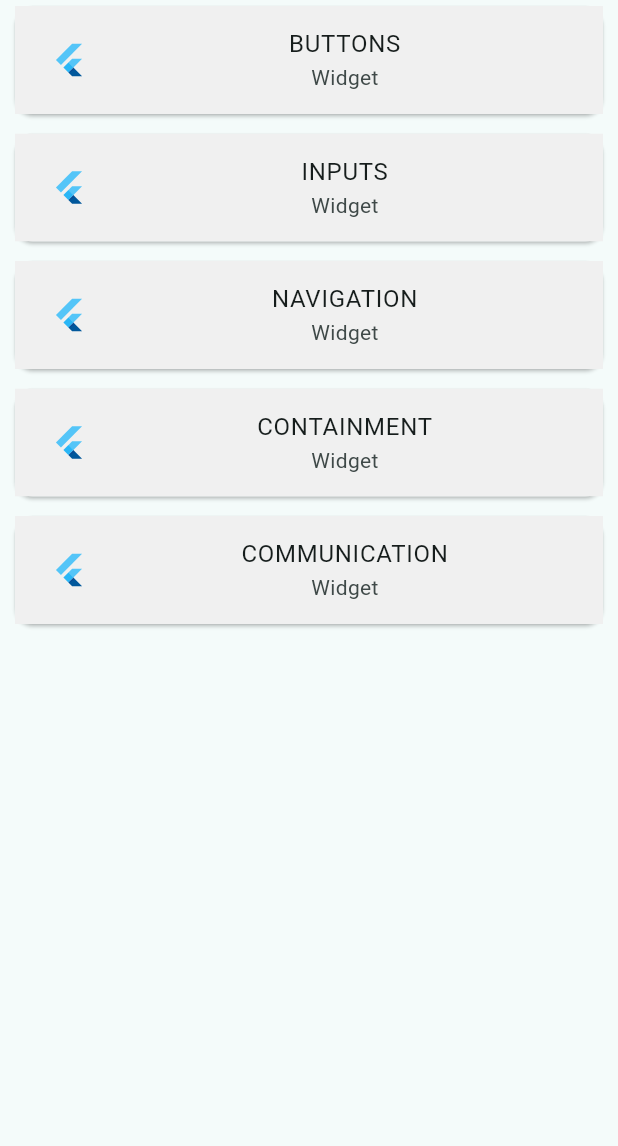
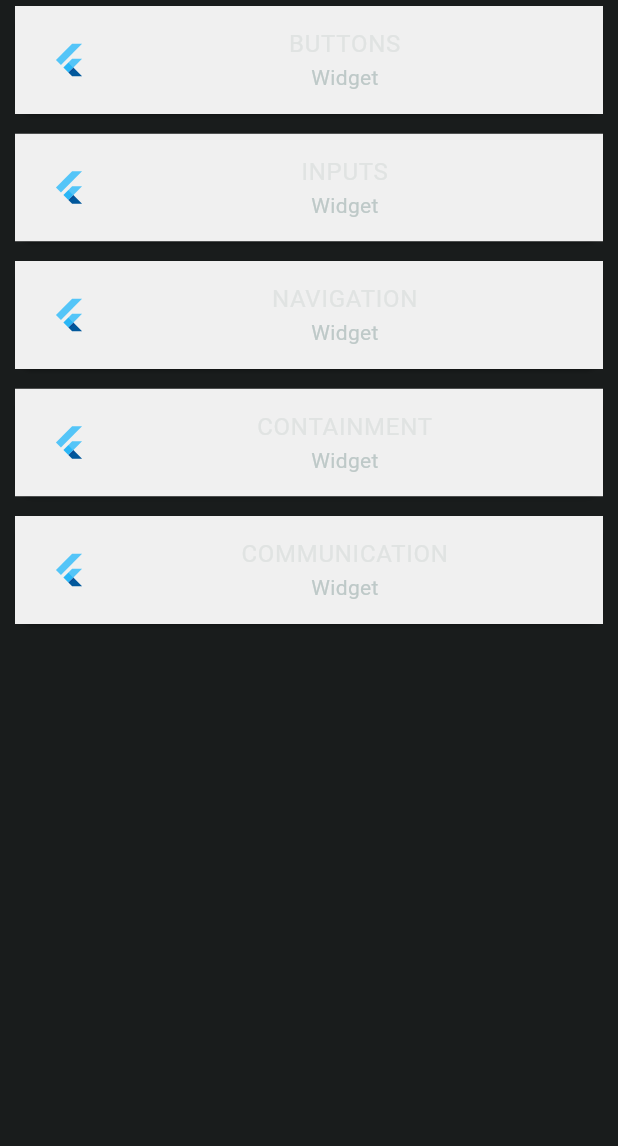
Before and after one commit to anathkalla/widget_catalog_flutter, a Flutter app: the screen it shows after launch, on a phone screen of 412 x 824 dp, the part 90-1236 px from its top. Run offline on Flutter 3.47's test engine with Material 2 defaults, Android fonts, the phone set to English and light mode, and no system bars; our stand-ins replace go_router; Roboto replaces fonts that are missing (Kanit).

Commit message:
Add custom material theme generated from tehme generator

```diff
--- a/lib/main.dart
+++ b/lib/main.dart
@@ -1,11 +1,13 @@
 import 'package:flutter/material.dart';
-import 'package:widget_catalog_flutter/theme/dark_theme.dart';
-import 'package:widget_catalog_flutter/theme/light_theme.dart';
 import 'router/routes/route_config.dart';
+import 'theme/dark_theme.dart';
+import 'theme/light_theme.dart';
 
 void main() {
   runApp(const MyApp());
 }
+
+const bool isUsingMaterial3 = true;
 
 class MyApp extends StatelessWidget {
   const MyApp({super.key});
@@ -14,11 +16,16 @@ class MyApp extends StatelessWidget {
   Widget build(BuildContext context) {
     return MaterialApp.router(
       title: 'Wiki - Flutter Catalog',
-      theme: lightTheme,
-      darkTheme: darkTheme,
+      themeMode: ThemeMode.dark,
+      theme: ThemeData(
+          useMaterial3: isUsingMaterial3, colorScheme: lightColorScheme),
+      darkTheme: ThemeData(
+          useMaterial3: isUsingMaterial3, colorScheme: darkColorScheme),
       routerConfig:
           AppRouter().router, //Router parser for handling routes and navigation
       debugShowCheckedModeBanner: true,
     );
   }
 }
+
+// what is launch.json in visual studio code?
--- a/lib/theme/dark_theme.dart
+++ b/lib/theme/dark_theme.dart
@@ -1,9 +1,35 @@
 import 'package:flutter/material.dart';
 
-import '../global/global.dart';
-
-ThemeData darkTheme = ThemeData(
+const darkColorScheme = ColorScheme(
   brightness: Brightness.dark,
-  useMaterial3: true,
-  colorSchemeSeed: Colorof.primaryColor,
+  primary: Color(0xFF4DDAD8),
+  onPrimary: Color(0xFF003736),
+  primaryContainer: Color(0xFF00504F),
+  onPrimaryContainer: Color(0xFF6FF7F4),
+  secondary: Color(0xFF54DDB1),
+  onSecondary: Color(0xFF003829),
+  secondaryContainer: Color(0xFF00513C),
+  onSecondaryContainer: Color(0xFF74FACC),
+  tertiary: Color(0xFFF8BE00),
+  onTertiary: Color(0xFF3F2E00),
+  tertiaryContainer: Color(0xFF5A4300),
+  onTertiaryContainer: Color(0xFFFFDF9A),
+  error: Color(0xFFFFB4AB),
+  errorContainer: Color(0xFF93000A),
+  onError: Color(0xFF690005),
+  onErrorContainer: Color(0xFFFFDAD6),
+  background: Color(0xFF191C1C),
+  onBackground: Color(0xFFE0E3E2),
+  surface: Color(0xFF191C1C),
+  onSurface: Color(0xFFE0E3E2),
+  surfaceVariant: Color(0xFF3F4948),
+  onSurfaceVariant: Color(0xFFBEC9C8),
+  outline: Color(0xFF889392),
+  onInverseSurface: Color(0xFF191C1C),
+  inverseSurface: Color(0xFFE0E3E2),
+  inversePrimary: Color(0xFF006A69),
+  shadow: Color(0xFF000000),
+  surfaceTint: Color(0xFF4DDAD8),
+  outlineVariant: Color(0xFF3F4948),
+  scrim: Color(0xFF000000),
 );
--- a/lib/theme/light_theme.dart
+++ b/lib/theme/light_theme.dart
@@ -1,8 +1,35 @@
 import 'package:flutter/material.dart';
-import '../global/global.dart';
 
-ThemeData lightTheme = ThemeData(
+const lightColorScheme = ColorScheme(
   brightness: Brightness.light,
-  useMaterial3: true,
-  colorSchemeSeed: Colorof.primaryColor,
+  primary: Color(0xFF006A69),
+  onPrimary: Color(0xFFFFFFFF),
+  primaryContainer: Color(0xFF6FF7F4),
+  onPrimaryContainer: Color(0xFF00201F),
+  secondary: Color(0xFF006C51),
+  onSecondary: Color(0xFFFFFFFF),
+  secondaryContainer: Color(0xFF74FACC),
+  onSecondaryContainer: Color(0xFF002116),
+  tertiary: Color(0xFF785A00),
+  onTertiary: Color(0xFFFFFFFF),
+  tertiaryContainer: Color(0xFFFFDF9A),
+  onTertiaryContainer: Color(0xFF251A00),
+  error: Color(0xFFBA1A1A),
+  errorContainer: Color(0xFFFFDAD6),
+  onError: Color(0xFFFFFFFF),
+  onErrorContainer: Color(0xFF410002),
+  background: Color(0xFFFAFDFC),
+  onBackground: Color(0xFF191C1C),
+  surface: Color(0xFFFAFDFC),
+  onSurface: Color(0xFF191C1C),
+  surfaceVariant: Color(0xFFDAE5E3),
+  onSurfaceVariant: Color(0xFF3F4948),
+  outline: Color(0xFF6F7978),
+  onInverseSurface: Color(0xFFEFF1F0),
+  inverseSurface: Color(0xFF2D3131),
+  inversePrimary: Color(0xFF4DDAD8),
+  shadow: Color(0xFF000000),
+  surfaceTint: Color(0xFF006A69),
+  outlineVariant: Color(0xFFBEC9C8),
+  scrim: Color(0xFF000000),
 );
--- a/lib/widgets/Buttons/elevated_button.dart
+++ b/lib/widgets/Buttons/elevated_button.dart
@@ -27,3 +27,5 @@ class CsElevatedButton extends StatelessWidget {
     );
   }
 }
+
+// create a widget test case to test ElevatedButton widget in flutter?
```
Also changed, not shown: lib/screens/splash_screen.dart (added), 1 other file.
